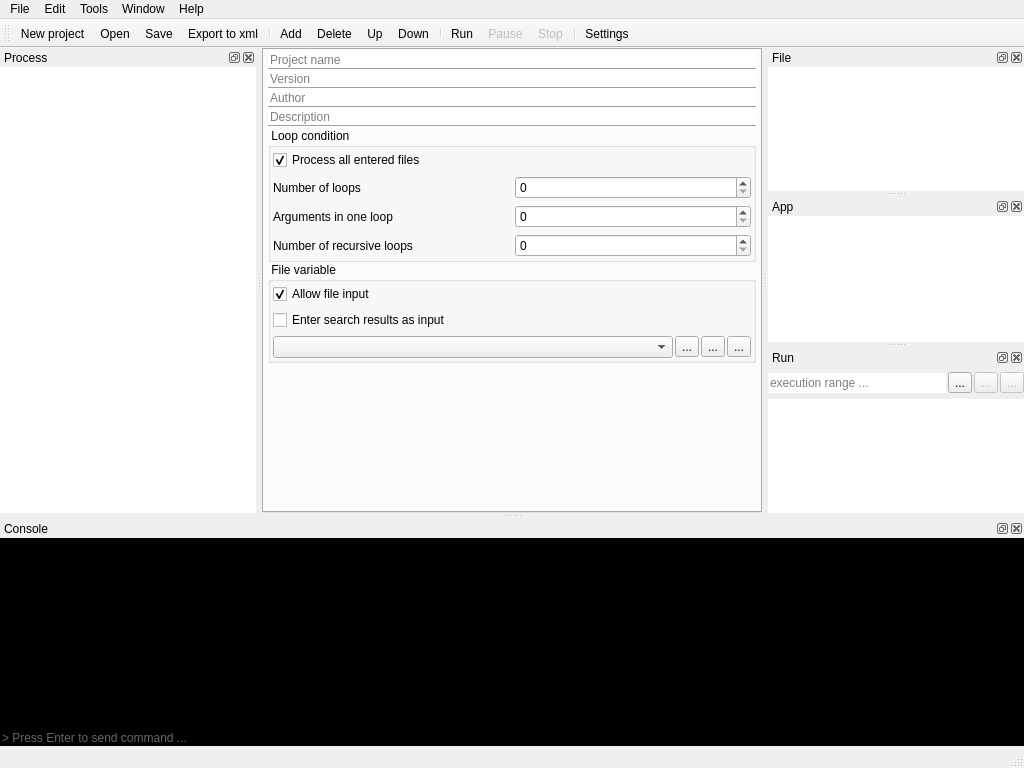
First picture: the form in src/ProfileEditor/profileeditor.ui, repository karakirimu/AutoBatchTools, before the edit.
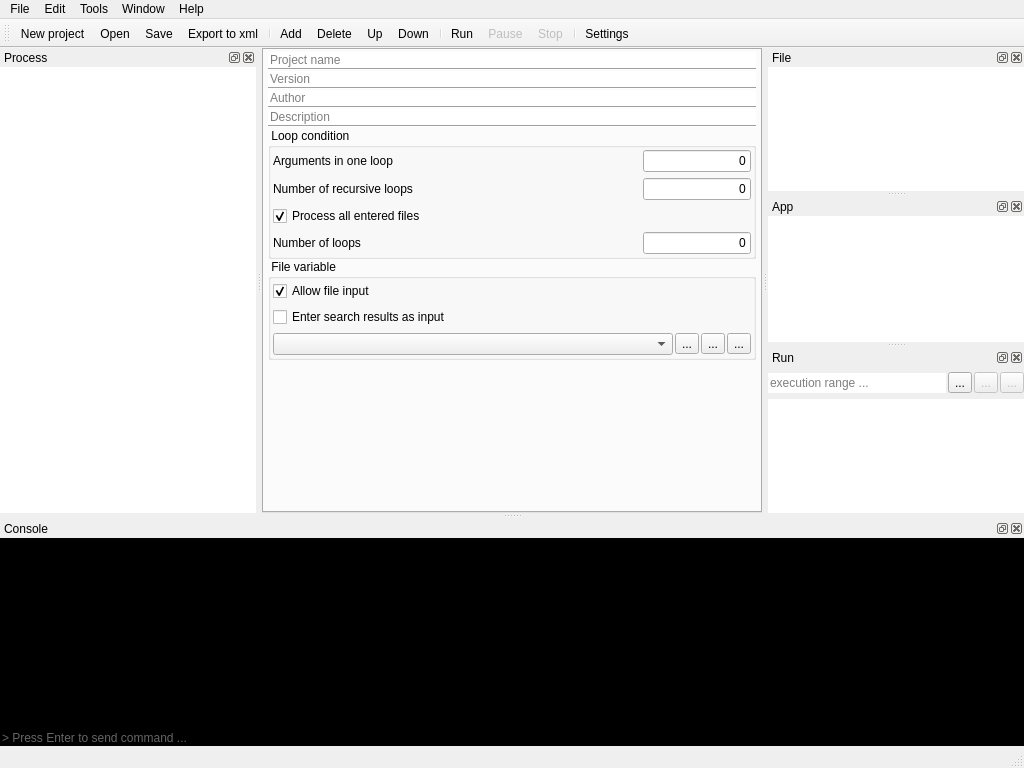
Second picture: the form after the edit. Icons and pictures are not drawn. Custom widgets are drawn as their Qt base class.

```diff
--- a/src/ProfileEditor/profileeditor.ui
+++ b/src/ProfileEditor/profileeditor.ui
@@ -169,60 +169,6 @@
                <property name="bottomMargin">
                 <number>2</number>
                </property>
-               <item>
-                <widget class="QCheckBox" name="loopCountInfCheckBox">
-                 <property name="text">
-                  <string>Process all entered files</string>
-                 </property>
-                 <property name="checked">
-                  <bool>true</bool>
-                 </property>
-                </widget>
-               </item>
-               <item>
-                <widget class="QFrame" name="loopCountMax">
-                 <property name="enabled">
-                  <bool>true</bool>
-                 </property>
-                 <property name="frameShape">
-                  <enum>QFrame::NoFrame</enum>
-                 </property>
-                 <property name="frameShadow">
-                  <enum>QFrame::Raised</enum>
-                 </property>
-                 <layout class="QHBoxLayout" name="horizontalLayout_8">
-                  <property name="leftMargin">
-                   <number>0</number>
-                  </property>
-                  <property name="topMargin">
-                   <number>0</number>
-                  </property>
-                  <property name="rightMargin">
-                   <number>0</number>
-                  </property>
-                  <property name="bottomMargin">
-                   <number>0</number>
-                  </property>
-                  <item>
-                   <widget class="QLabel" name="loopMaxLabel">
-                    <property name="enabled">
-                     <bool>true</bool>
-                    </property>
-                    <property name="text">
-                     <string>Number of loops</string>
-                    </property>
-                   </widget>
-                  </item>
-                  <item>
-                   <widget class="QSpinBox" name="loopMaxSpinBox">
-                    <property name="enabled">
-                     <bool>true</bool>
-                    </property>
-                   </widget>
-                  </item>
-                 </layout>
-                </widget>
-               </item>
                <item>
                 <widget class="QFrame" name="loopInputPerOneTime">
                  <property name="toolTip">
@@ -234,7 +180,7 @@
                  <property name="frameShadow">
                   <enum>QFrame::Raised</enum>
                  </property>
-                 <layout class="QHBoxLayout" name="horizontalLayout_7">
+                 <layout class="QHBoxLayout" name="horizontalLayout_8">
                   <property name="leftMargin">
                    <number>0</number>
                   </property>
@@ -255,12 +201,34 @@
                    </widget>
                   </item>
                   <item>
-                   <widget class="QSpinBox" name="loopArgumentsSpinBox">
-                    <property name="minimum">
+                   <spacer name="horizontalSpacer_2">
+                    <property name="orientation">
+                     <enum>Qt::Horizontal</enum>
+                    </property>
+                    <property name="sizeHint" stdset="0">
+                     <size>
+                      <width>40</width>
+                      <height>20</height>
+                     </size>
+                    </property>
+                   </spacer>
+                  </item>
+                  <item>
+                   <widget class="QLineEdit" name="loopArgumentsLineEdit">
+                    <property name="sizePolicy">
+                     <sizepolicy hsizetype="Fixed" vsizetype="Fixed">
+                      <horstretch>0</horstretch>
+                      <verstretch>0</verstretch>
+                     </sizepolicy>
+                    </property>
+                    <property name="text">
+                     <string>0</string>
+                    </property>
+                    <property name="cursorPosition">
                      <number>0</number>
                     </property>
-                    <property name="maximum">
-                     <number>2147483647</number>
+                    <property name="alignment">
+                     <set>Qt::AlignRight|Qt::AlignTrailing|Qt::AlignVCenter</set>
                     </property>
                    </widget>
                   </item>
@@ -278,7 +246,7 @@
                  <property name="frameShadow">
                   <enum>QFrame::Raised</enum>
                  </property>
-                 <layout class="QHBoxLayout" name="horizontalLayout_9">
+                 <layout class="QHBoxLayout" name="horizontalLayout_7">
                   <property name="leftMargin">
                    <number>0</number>
                   </property>
@@ -299,12 +267,122 @@
                    </widget>
                   </item>
                   <item>
-                   <widget class="QSpinBox" name="loopRecursiveSpinBox">
-                    <property name="minimum">
+                   <spacer name="horizontalSpacer_3">
+                    <property name="orientation">
+                     <enum>Qt::Horizontal</enum>
+                    </property>
+                    <property name="sizeHint" stdset="0">
+                     <size>
+                      <width>40</width>
+                      <height>20</height>
+                     </size>
+                    </property>
+                   </spacer>
+                  </item>
+                  <item>
+                   <widget class="QLineEdit" name="loopRecursiveLineEdit">
+                    <property name="sizePolicy">
+                     <sizepolicy hsizetype="Fixed" vsizetype="Fixed">
+                      <horstretch>0</horstretch>
+                      <verstretch>0</verstretch>
+                     </sizepolicy>
+                    </property>
+                    <property name="text">
+                     <string>0</string>
+                    </property>
+                    <property name="cursorPosition">
                      <number>0</number>
                     </property>
-                    <property name="maximum">
-                     <number>1000</number>
+                    <property name="alignment">
+                     <set>Qt::AlignRight|Qt::AlignTrailing|Qt::AlignVCenter</set>
+                    </property>
+                   </widget>
+                  </item>
+                 </layout>
+                </widget>
+               </item>
+               <item>
+                <widget class="QCheckBox" name="loopCountInfCheckBox">
+                 <property name="text">
+                  <string>Process all entered files</string>
+                 </property>
+                 <property name="checked">
+                  <bool>true</bool>
+                 </property>
+                </widget>
+               </item>
+               <item>
+                <widget class="QFrame" name="loopCountMax">
+                 <property name="enabled">
+                  <bool>true</bool>
+                 </property>
+                 <property name="frameShape">
+                  <enum>QFrame::NoFrame</enum>
+                 </property>
+                 <property name="frameShadow">
+                  <enum>QFrame::Raised</enum>
+                 </property>
+                 <layout class="QHBoxLayout" name="horizontalLayout_9">
+                  <property name="leftMargin">
+                   <number>0</number>
+                  </property>
+                  <property name="topMargin">
+                   <number>0</number>
+                  </property>
+                  <property name="rightMargin">
+                   <number>0</number>
+                  </property>
+                  <property name="bottomMargin">
+                   <number>0</number>
+                  </property>
+                  <item>
+                   <widget class="QLabel" name="loopMaxLabel">
+                    <property name="enabled">
+                     <bool>true</bool>
+                    </property>
+                    <property name="text">
+                     <string>Number of loops</string>
+                    </property>
+                   </widget>
+                  </item>
+                  <item>
+                   <spacer name="horizontalSpacer">
+                    <property name="orientation">
+                     <enum>Qt::Horizontal</enum>
+                    </property>
+                    <property name="sizeHint" stdset="0">
+                     <size>
+                      <width>40</width>
+                      <height>20</height>
+                     </size>
+                    </property>
+                   </spacer>
+                  </item>
+                  <item>
+                   <widget class="QLineEdit" name="loopMaxLineEdit">
+                    <property name="sizePolicy">
+                     <sizepolicy hsizetype="Fixed" vsizetype="Fixed">
+                      <horstretch>0</horstretch>
+                      <verstretch>0</verstretch>
+                     </sizepolicy>
+                    </property>
+                    <property name="inputMask">
+                     <string/>
+                    </property>
+                    <property name="text">
+                     <string>0</string>
+                    </property>
+                    <property name="maxLength">
+                     <number>32767</number>
+                    </property>
+                    <property name="cursorPosition">
+                     <number>0</number>
+                    </property>
+                    <property name="alignment">
+                     <set>Qt::AlignRight|Qt::AlignTrailing|Qt::AlignVCenter</set>
+                    </property>
+                    <property name="clearButtonEnabled">
+                     <bool>false</bool>
                     </property>
                    </widget>
                   </item>
```
Left out of the diff: 48 changed lines with no effect on the pictures.
